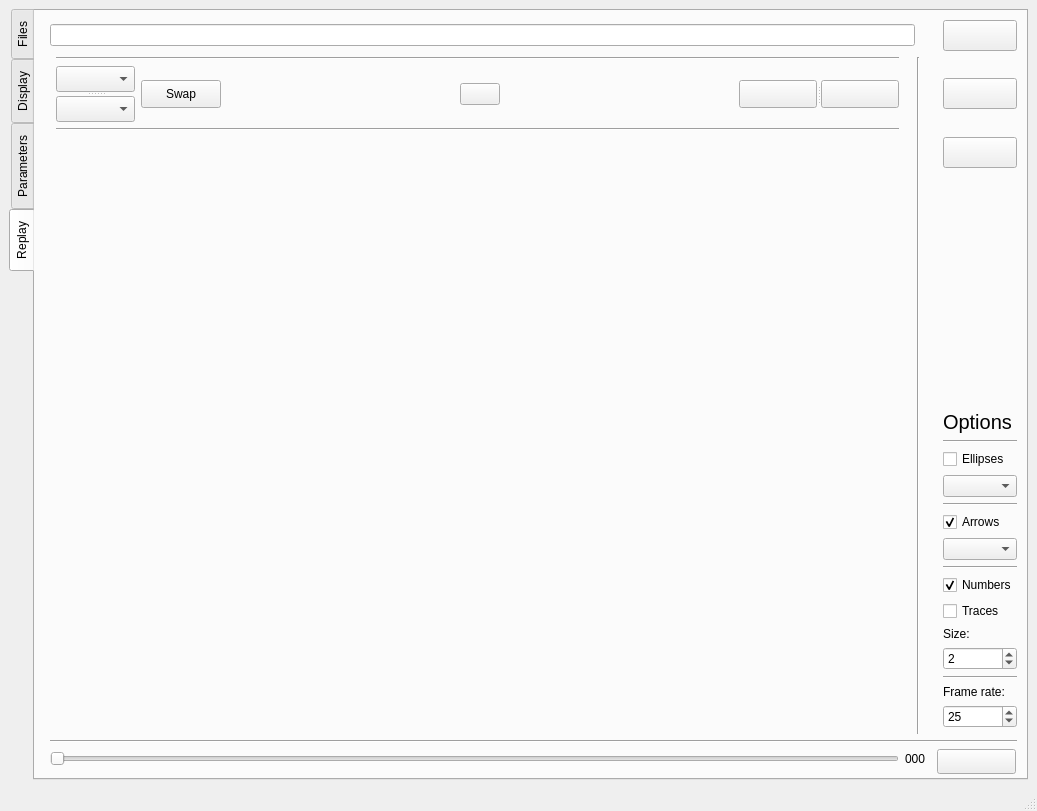
FastTrackOrg/FastTrack, file src/mainwindow.ui: the form before one commit.
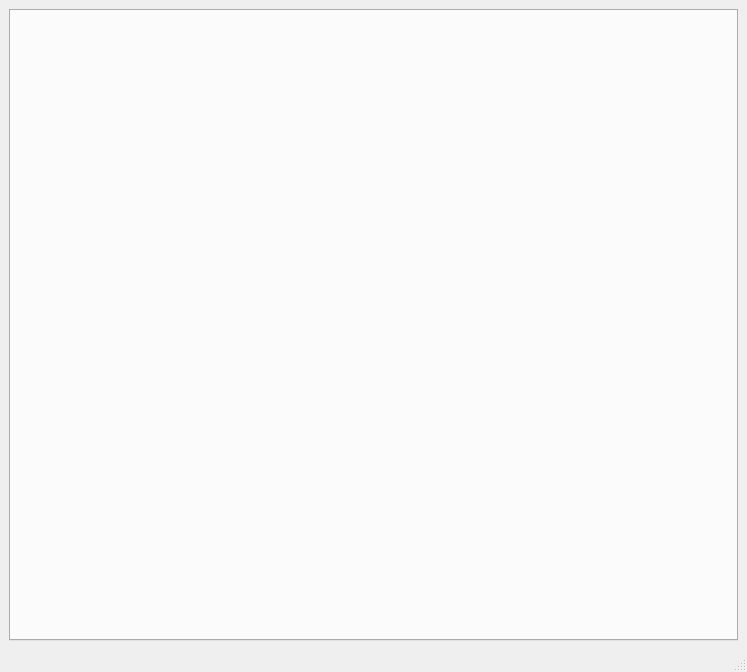
The form after the commit. The open tabs and pages were chosen to show the change.

Commit message:
[ref] global: class reorganization
Separated the project in several QWidget (one widget by table). Implemented a Data class to manipulate tracking.txt.  Added interactive tracking.
To do: Ended interactive tracking implementation.

```diff
--- a/src/mainwindow.ui
+++ b/src/mainwindow.ui
@@ -6,8 +6,8 @@
    <rect>
     <x>0</x>
     <y>0</y>
-    <width>1037</width>
-    <height>811</height>
+    <width>747</width>
+    <height>672</height>
    </rect>
   </property>
   <property name="windowTitle">
@@ -15,718 +15,23 @@
   </property>
   <widget class="QWidget" name="centralwidget">
    <layout class="QGridLayout" name="gridLayout">
-    <item row="0" column="0">
+    <item row="0" column="2">
      <widget class="QTabWidget" name="tabWidget">
       <property name="tabPosition">
-       <enum>QTabWidget::West</enum>
+       <enum>QTabWidget::North</enum>
+      </property>
+      <property name="tabShape">
+       <enum>QTabWidget::Rounded</enum>
       </property>
       <property name="currentIndex">
        <number>0</number>
       </property>
-      <widget class="QWidget" name="files">
-       <attribute name="title">
-        <string>Files</string>
-       </attribute>
-       <layout class="QGridLayout" name="gridLayout_4">
-        <item row="0" column="0">
-         <widget class="QLineEdit" name="textPathAdd">
-          <property name="text">
-           <string>Select an image sequence</string>
-          </property>
-          <property name="dragEnabled">
-           <bool>true</bool>
-          </property>
-         </widget>
-        </item>
-        <item row="4" column="1">
-         <widget class="QPushButton" name="addPath">
-          <property name="maximumSize">
-           <size>
-            <width>151</width>
-            <height>34</height>
-           </size>
-          </property>
-          <property name="text">
-           <string>Add</string>
-          </property>
-          <property name="shortcut">
-           <string>I</string>
-          </property>
-         </widget>
-        </item>
-        <item row="6" column="0" colspan="2">
-         <widget class="Line" name="line_5">
-          <property name="orientation">
-           <enum>Qt::Horizontal</enum>
-          </property>
-         </widget>
-        </item>
-        <item row="0" column="1">
-         <widget class="QPushButton" name="openPath">
-          <property name="maximumSize">
-           <size>
-            <width>151</width>
-            <height>34</height>
-           </size>
-          </property>
-          <property name="text">
-           <string/>
-          </property>
-          <property name="shortcut">
-           <string>O</string>
-          </property>
-         </widget>
-        </item>
-        <item row="5" column="1">
-         <spacer name="verticalSpacer_3">
-          <property name="orientation">
-           <enum>Qt::Vertical</enum>
-          </property>
-          <property name="sizeHint" stdset="0">
-           <size>
-            <width>20</width>
-            <height>506</height>
-           </size>
-          </property>
-         </spacer>
-        </item>
-        <item row="1" column="0">
-         <widget class="QLineEdit" name="textBackgroundAdd">
-          <property name="text">
-           <string>Select a background image (optional)</string>
-          </property>
-         </widget>
-        </item>
-        <item row="3" column="1">
-         <widget class="QPushButton" name="removePath">
-          <property name="maximumSize">
-           <size>
-            <width>151</width>
-            <height>34</height>
-           </size>
-          </property>
-          <property name="text">
-           <string>Remove</string>
-          </property>
-          <property name="shortcut">
-           <string>R</string>
-          </property>
-         </widget>
-        </item>
-        <item row="3" column="0" rowspan="3">
-         <widget class="QTableWidget" name="tablePath">
-          <column>
-           <property name="text">
-            <string>Movie to track</string>
-           </property>
-          </column>
-          <column>
-           <property name="text">
-            <string>Background</string>
-           </property>
-          </column>
-         </widget>
-        </item>
-        <item row="7" column="0" colspan="2">
-         <widget class="QPushButton" name="startButton">
-          <property name="text">
-           <string>Start tracking</string>
-          </property>
-          <property name="shortcut">
-           <string>Space</string>
-          </property>
-         </widget>
-        </item>
-        <item row="2" column="0" colspan="2">
-         <widget class="Line" name="line_6">
-          <property name="orientation">
-           <enum>Qt::Horizontal</enum>
-          </property>
-         </widget>
-        </item>
-        <item row="1" column="1">
-         <widget class="QPushButton" name="openBackground">
-          <property name="maximumSize">
-           <size>
-            <width>151</width>
-            <height>34</height>
-           </size>
-          </property>
-          <property name="text">
-           <string/>
-          </property>
-          <property name="shortcut">
-           <string>B</string>
-          </property>
-         </widget>
-        </item>
-       </layout>
-      </widget>
-      <widget class="QWidget" name="displayPanel">
-       <attribute name="title">
-        <string>Display</string>
-       </attribute>
-       <layout class="QGridLayout" name="gridLayout_2">
-        <item row="0" column="0">
-         <widget class="QLabel" name="display">
-          <property name="sizePolicy">
-           <sizepolicy hsizetype="Ignored" vsizetype="Ignored">
-            <horstretch>0</horstretch>
-            <verstretch>0</verstretch>
-           </sizepolicy>
-          </property>
-          <property name="text">
-           <string/>
-          </property>
-         </widget>
-        </item>
-        <item row="0" column="1">
-         <widget class="QLabel" name="display2">
-          <property name="sizePolicy">
-           <sizepolicy hsizetype="Ignored" vsizetype="Ignored">
-            <horstretch>0</horstretch>
-            <verstretch>0</verstretch>
-           </sizepolicy>
-          </property>
-          <property name="text">
-           <string/>
-          </property>
-         </widget>
-        </item>
-       </layout>
-      </widget>
-      <widget class="QWidget" name="parameters">
-       <attribute name="title">
-        <string>Parameters</string>
-       </attribute>
-       <layout class="QGridLayout" name="gridLayout_3">
-        <item row="2" column="0">
-         <widget class="QPushButton" name="setupWindow">
-          <property name="text">
-           <string>Setup help</string>
-          </property>
-         </widget>
-        </item>
-        <item row="0" column="0">
-         <widget class="QTableWidget" name="tableParameters">
-          <property name="sortingEnabled">
-           <bool>false</bool>
-          </property>
-          <column>
-           <property name="text">
-            <string>Parameter</string>
-           </property>
-          </column>
-          <column>
-           <property name="text">
-            <string>Value</string>
-           </property>
-          </column>
-          <column>
-           <property name="text">
-            <string>Description</string>
-           </property>
-           <property name="font">
-            <font>
-             <pointsize>11</pointsize>
-            </font>
-           </property>
-          </column>
-         </widget>
-        </item>
-        <item row="1" column="0">
-         <widget class="QPushButton" name="loadSettings">
-          <property name="text">
-           <string>Load settings file</string>
-          </property>
-         </widget>
-        </item>
-       </layout>
-      </widget>
-      <widget class="QWidget" name="replay">
-       <attribute name="title">
-        <string>Replay</string>
-       </attribute>
-       <layout class="QGridLayout" name="gridLayout_5">
-        <item row="2" column="5">
-         <widget class="QPushButton" name="replayHelp">
-          <property name="text">
-           <string/>
-          </property>
-          <property name="shortcut">
-           <string>H</string>
-          </property>
-         </widget>
-        </item>
-        <item row="16" column="11">
-         <widget class="QCheckBox" name="replayNumbers">
-          <property name="text">
-           <string>Numbers</string>
-          </property>
-          <property name="checked">
-           <bool>true</bool>
-          </property>
-         </widget>
-        </item>
-        <item row="25" column="1" colspan="7">
-         <widget class="QSlider" name="replaySlider">
-          <property name="orientation">
-           <enum>Qt::Horizontal</enum>
-          </property>
-          <property name="invertedAppearance">
-           <bool>false</bool>
-          </property>
-          <property name="invertedControls">
-           <bool>false</bool>
-          </property>
-         </widget>
-        </item>
-        <item row="22" column="11">
-         <widget class="QSpinBox" name="replayFps">
-          <property name="minimum">
-           <number>1</number>
-          </property>
-          <property name="maximum">
-           <number>1000</number>
-          </property>
-          <property name="value">
-           <number>25</number>
-          </property>
-         </widget>
-        </item>
-        <item row="4" column="0">
-         <widget class="Line" name="line_3">
-          <property name="orientation">
-           <enum>Qt::Horizontal</enum>
-          </property>
-         </widget>
-        </item>
-        <item row="19" column="11">
-         <widget class="QSpinBox" name="replaySize">
-          <property name="minimum">
-           <number>1</number>
-          </property>
-          <property name="maximum">
-           <number>150</number>
-          </property>
-          <property name="value">
-           <number>2</number>
-          </property>
-         </widget>
-        </item>
-        <item row="10" column="11">
-         <widget class="QCheckBox" name="replayEllipses">
-          <property name="text">
-           <string>Ellipses</string>
-          </property>
-         </widget>
-        </item>
-        <item row="12" column="11">
-         <widget class="Line" name="line_7">
-          <property name="orientation">
-           <enum>Qt::Horizontal</enum>
-          </property>
-         </widget>
-        </item>
-        <item row="18" column="11">
-         <widget class="QLabel" name="label">
-          <property name="text">
-           <string>Size:</string>
-          </property>
-         </widget>
-        </item>
-        <item row="2" column="7">
-         <widget class="QSplitter" name="splitter">
-          <property name="orientation">
-           <enum>Qt::Horizontal</enum>
-          </property>
-          <widget class="QPushButton" name="replayPrevious">
-           <property name="maximumSize">
-            <size>
-             <width>78</width>
-             <height>28</height>
-            </size>
-           </property>
-           <property name="text">
-            <string/>
-           </property>
-           <property name="shortcut">
-            <string>S</string>
-           </property>
-          </widget>
-          <widget class="QPushButton" name="replayNext">
-           <property name="maximumSize">
-            <size>
-             <width>78</width>
-             <height>28</height>
-            </size>
-           </property>
-           <property name="text">
-            <string/>
-           </property>
-           <property name="shortcut">
-            <string>Z</string>
-           </property>
-          </widget>
-         </widget>
-        </item>
-        <item row="8" column="11">
-         <widget class="QLabel" name="label_3">
-          <property name="sizePolicy">
-           <sizepolicy hsizetype="Minimum" vsizetype="Fixed">
-            <horstretch>0</horstretch>
-            <verstretch>0</verstretch>
-           </sizepolicy>
-          </property>
-          <property name="font">
-           <font>
-            <pointsize>15</pointsize>
-           </font>
-          </property>
-          <property name="text">
-           <string>Options</string>
-          </property>
-          <property name="textFormat">
-           <enum>Qt::AutoText</enum>
-          </property>
-         </widget>
-        </item>
-        <item row="2" column="4">
-         <spacer name="horizontalSpacer">
-          <property name="orientation">
-           <enum>Qt::Horizontal</enum>
-          </property>
-          <property name="sizeHint" stdset="0">
-           <size>
-            <width>40</width>
-            <height>20</height>
-           </size>
-          </property>
-         </spacer>
-        </item>
-        <item row="20" column="11">
-         <widget class="Line" name="line_11">
-          <property name="orientation">
-           <enum>Qt::Horizontal</enum>
-          </property>
-         </widget>
-        </item>
-        <item row="11" column="11">
-         <widget class="QComboBox" name="ellipseBox">
-          <property name="sizePolicy">
-           <sizepolicy hsizetype="Minimum" vsizetype="Fixed">
-            <horstretch>0</horstretch>
-            <verstretch>0</verstretch>
-           </sizepolicy>
-          </property>
-         </widget>
-        </item>
-        <item row="25" column="10" colspan="2">
-         <widget class="QPushButton" name="playReplay">
-          <property name="sizePolicy">
-           <sizepolicy hsizetype="Ignored" vsizetype="Ignored">
-            <horstretch>0</horstretch>
-            <verstretch>0</verstretch>
-           </sizepolicy>
-          </property>
-          <property name="minimumSize">
-           <size>
-            <width>79</width>
-            <height>25</height>
-           </size>
-          </property>
-          <property name="maximumSize">
-           <size>
-            <width>79</width>
-            <height>25</height>
-           </size>
-          </property>
-          <property name="text">
-           <string/>
-          </property>
-          <property name="iconSize">
-           <size>
-            <width>16</width>
-            <height>16</height>
-           </size>
-          </property>
-          <property name="shortcut">
-           <string>Space</string>
-          </property>
-          <property name="checkable">
-           <bool>true</bool>
-          </property>
-          <property name="checked">
-           <bool>false</bool>
-          </property>
-          <property name="autoRepeatDelay">
-           <number>40</number>
-          </property>
-          <property name="autoRepeatInterval">
-           <number>40</number>
-          </property>
-         </widget>
-        </item>
-        <item row="2" column="6">
-         <spacer name="horizontalSpacer_2">
-          <property name="orientation">
-           <enum>Qt::Horizontal</enum>
-          </property>
-          <property name="sizeHint" stdset="0">
-           <size>
-            <width>40</width>
-            <height>20</height>
-           </size>
-          </property>
-         </spacer>
-        </item>
-        <item row="21" column="11">
-         <widget class="QLabel" name="label_2">
-          <property name="text">
-           <string>Frame rate:</string>
-          </property>
-         </widget>
-        </item>
-        <item row="0" column="1" colspan="8">
-         <widget class="QLineEdit" name="replayPath">
-          <property name="dragEnabled">
-           <bool>true</bool>
-          </property>
-          <property name="readOnly">
-           <bool>false</bool>
-          </property>
-         </widget>
-        </item>
-        <item row="25" column="8" colspan="2">
-         <widget class="QLabel" name="replayNumber">
-          <property name="minimumSize">
-           <size>
-            <width>26</width>
-            <height>20</height>
-           </size>
-          </property>
-          <property name="maximumSize">
-           <size>
-            <width>61</width>
-            <height>21</height>
-           </size>
-          </property>
-          <property name="text">
-           <string>000</string>
-          </property>
-         </widget>
-        </item>
-        <item row="15" column="11">
-         <widget class="Line" name="line_8">
-          <property name="orientation">
-           <enum>Qt::Horizontal</enum>
-          </property>
-         </widget>
-        </item>
-        <item row="24" column="1" colspan="11">
-         <widget class="Line" name="line_2">
-          <property name="orientation">
-           <enum>Qt::Horizontal</enum>
-          </property>
-         </widget>
-        </item>
-        <item row="2" column="11">
-         <widget class="QPushButton" name="replayRefresh">
-          <property name="sizePolicy">
-           <sizepolicy hsizetype="Minimum" vsizetype="Fixed">
-            <horstretch>0</horstretch>
-            <verstretch>0</verstretch>
-           </sizepolicy>
-          </property>
-          <property name="minimumSize">
-           <size>
-            <width>0</width>
-            <height>31</height>
-           </size>
-          </property>
-          <property name="text">
-           <string/>
-          </property>
-         </widget>
-        </item>
-        <item row="9" column="11">
-         <widget class="Line" name="line_10">
-          <property name="orientation">
-           <enum>Qt::Horizontal</enum>
-          </property>
-         </widget>
-        </item>
-        <item row="0" column="11">
-         <widget class="QPushButton" name="replayOpen">
-          <property name="sizePolicy">
-           <sizepolicy hsizetype="Minimum" vsizetype="Fixed">
-            <horstretch>0</horstretch>
-            <verstretch>0</verstretch>
-           </sizepolicy>
-          </property>
-          <property name="minimumSize">
-           <size>
-            <width>61</width>
-            <height>31</height>
-           </size>
-          </property>
-          <property name="text">
-           <string/>
-          </property>
-          <property name="shortcut">
-           <string>O</string>
-          </property>
-         </widget>
-        </item>
-        <item row="2" column="3">
-         <widget class="QPushButton" name="swapReplay">
-          <property name="maximumSize">
-           <size>
-            <width>80</width>
-            <height>28</height>
-           </size>
-          </property>
-          <property name="text">
-           <string>Swap</string>
-          </property>
-          <property name="shortcut">
-           <string>Return</string>
-          </property>
-         </widget>
-        </item>
-        <item row="14" column="11">
-         <widget class="QComboBox" name="arrowBox">
-          <property name="sizePolicy">
-           <sizepolicy hsizetype="Minimum" vsizetype="Fixed">
-            <horstretch>0</horstretch>
-            <verstretch>0</verstretch>
-           </sizepolicy>
-          </property>
-         </widget>
-        </item>
-        <item row="13" column="11">
-         <widget class="QCheckBox" name="replayArrows">
-          <property name="text">
-           <string>Arrows</string>
-          </property>
-          <property name="checked">
-           <bool>true</bool>
-          </property>
-         </widget>
-        </item>
-        <item row="4" column="11">
-         <widget class="QPushButton" name="replaySave">
-          <property name="minimumSize">
-           <size>
-            <width>61</width>
-            <height>31</height>
-           </size>
-          </property>
-          <property name="text">
-           <string/>
-          </property>
-         </widget>
-        </item>
-        <item row="2" column="2">
-         <widget class="QSplitter" name="splitter_2">
-          <property name="orientation">
-           <enum>Qt::Vertical</enum>
-          </property>
-          <widget class="QComboBox" name="object1Replay">
-           <property name="minimumSize">
-            <size>
-             <width>79</width>
-             <height>26</height>
-            </size>
-           </property>
-           <property name="maximumSize">
-            <size>
-             <width>79</width>
-             <height>26</height>
-            </size>
-           </property>
-          </widget>
-          <widget class="QComboBox" name="object2Replay">
-           <property name="minimumSize">
-            <size>
-             <width>79</width>
-             <height>26</height>
-            </size>
-           </property>
-           <property name="maximumSize">
-            <size>
-             <width>79</width>
-             <height>26</height>
-            </size>
-           </property>
-          </widget>
-         </widget>
-        </item>
-        <item row="17" column="11">
-         <widget class="QCheckBox" name="replayTrace">
-          <property name="text">
-           <string>Traces</string>
-          </property>
-         </widget>
-        </item>
-        <item row="4" column="1" rowspan="20" colspan="7">
-         <widget class="QLabel" name="replayDisplay">
-          <property name="sizePolicy">
-           <sizepolicy hsizetype="Ignored" vsizetype="Ignored">
-            <horstretch>0</horstretch>
-            <verstretch>0</verstretch>
-           </sizepolicy>
-          </property>
-          <property name="text">
-           <string/>
-          </property>
-          <property name="alignment">
-           <set>Qt::AlignCenter</set>
-          </property>
-         </widget>
-        </item>
-        <item row="1" column="2" colspan="6">
-         <widget class="Line" name="line_9">
-          <property name="orientation">
-           <enum>Qt::Horizontal</enum>
-          </property>
-         </widget>
-        </item>
-        <item row="3" column="2" colspan="6">
-         <widget class="Line" name="line_4">
-          <property name="orientation">
-           <enum>Qt::Horizontal</enum>
-          </property>
-         </widget>
-        </item>
-        <item row="1" column="8" rowspan="23" colspan="2">
-         <widget class="Line" name="line">
-          <property name="sizePolicy">
-           <sizepolicy hsizetype="Preferred" vsizetype="Expanding">
-            <horstretch>0</horstretch>
-            <verstretch>0</verstretch>
-           </sizepolicy>
-          </property>
-          <property name="orientation">
-           <enum>Qt::Vertical</enum>
-          </property>
-         </widget>
-        </item>
-        <item row="6" column="11">
-         <spacer name="verticalSpacer">
-          <property name="orientation">
-           <enum>Qt::Vertical</enum>
-          </property>
-          <property name="sizeHint" stdset="0">
-           <size>
-            <width>20</width>
-            <height>40</height>
-           </size>
-          </property>
-         </spacer>
-        </item>
-       </layout>
-      </widget>
+      <property name="iconSize">
+       <size>
+        <width>25</width>
+        <height>16</height>
+       </size>
+      </property>
      </widget>
     </item>
    </layout>
```
Left out of the diff: 2 changed lines with no effect on the pictures. The commit also changes 19 other files.
